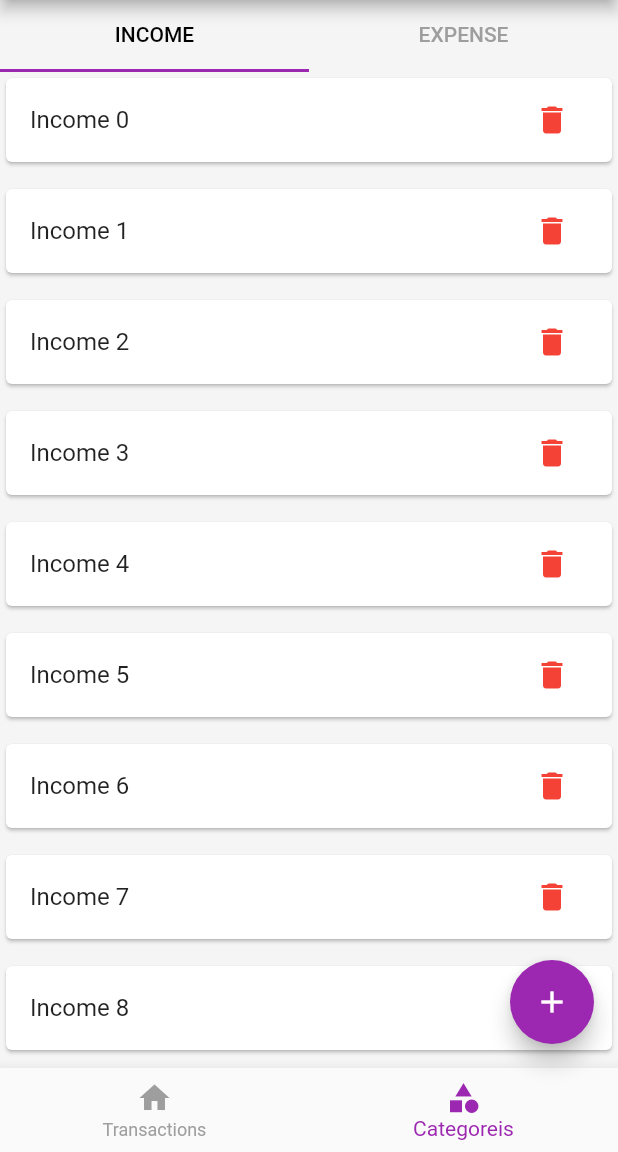
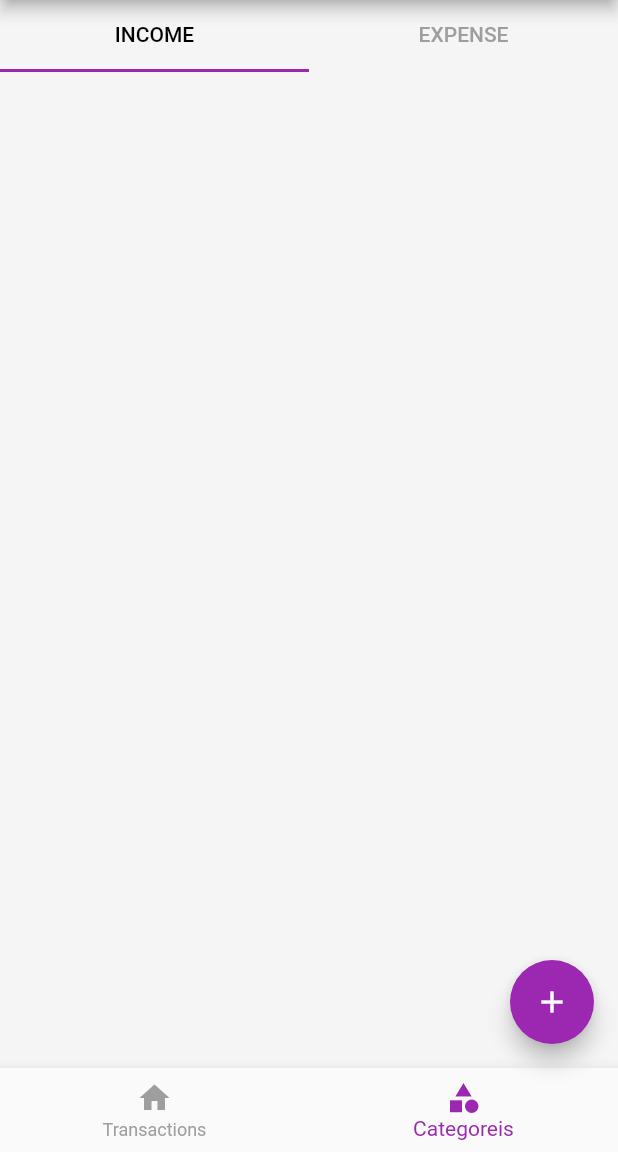
Before and after one commit to safadtm/Money_Manager_Flutter, a Flutter app: the screen it shows after launch, item 2 of the bottom bar chosen, on a phone screen of 412 x 824 dp, the part 84-1236 px from its top. Run offline on Flutter 3.47's test engine with Material 2 defaults, Android fonts, the phone set to English and light mode, and no system bars; our stand-ins replace hive_flutter; accounts and stored records are empty.

Commit message:
income &expense DB connection set

```diff
--- a/lib/screens/category/income_list_category.dart
+++ b/lib/screens/category/income_list_category.dart
@@ -1,20 +1,29 @@
 import 'package:flutter/material.dart';
+
+import '../../db/category/category_db.dart';
+import '../../models/category/category_model.dart';
 
 class IncomeListCategory extends StatelessWidget {
   const IncomeListCategory({super.key});
 
   @override
   Widget build(BuildContext context) {
+    return ValueListenableBuilder(
+        valueListenable: CategoryDB().incomeListListener,
+        builder: (BuildContext ctx, List<CategoryModel> newList, Widget? _) {
           return ListView.separated(
             itemBuilder: (ctx, index) {
+              final category = newList[index];
               return Card(
                 child: ListTile(
-              title: Text('Income $index'),
+                  title: Text(category.name),
                   trailing: IconButton(
                     color: Colors.red,
                     hoverColor: Colors.red,
                     onPressed: () {},
-                icon: Icon(Icons.delete),
+                    icon: Icon(
+                      Icons.delete,
+                    ),
                   ),
                 ),
               );
@@ -24,6 +33,8 @@ class IncomeListCategory extends StatelessWidget {
                 height: 10,
               );
             },
-        itemCount: 10);
+            itemCount: newList.length,
+          );
+        });
   }
 }
```
Also changed, not shown: lib/screens/category/expense_list_category.dart (+11 -2 lines). Lines whose indentation alone changed are shown as unchanged.
